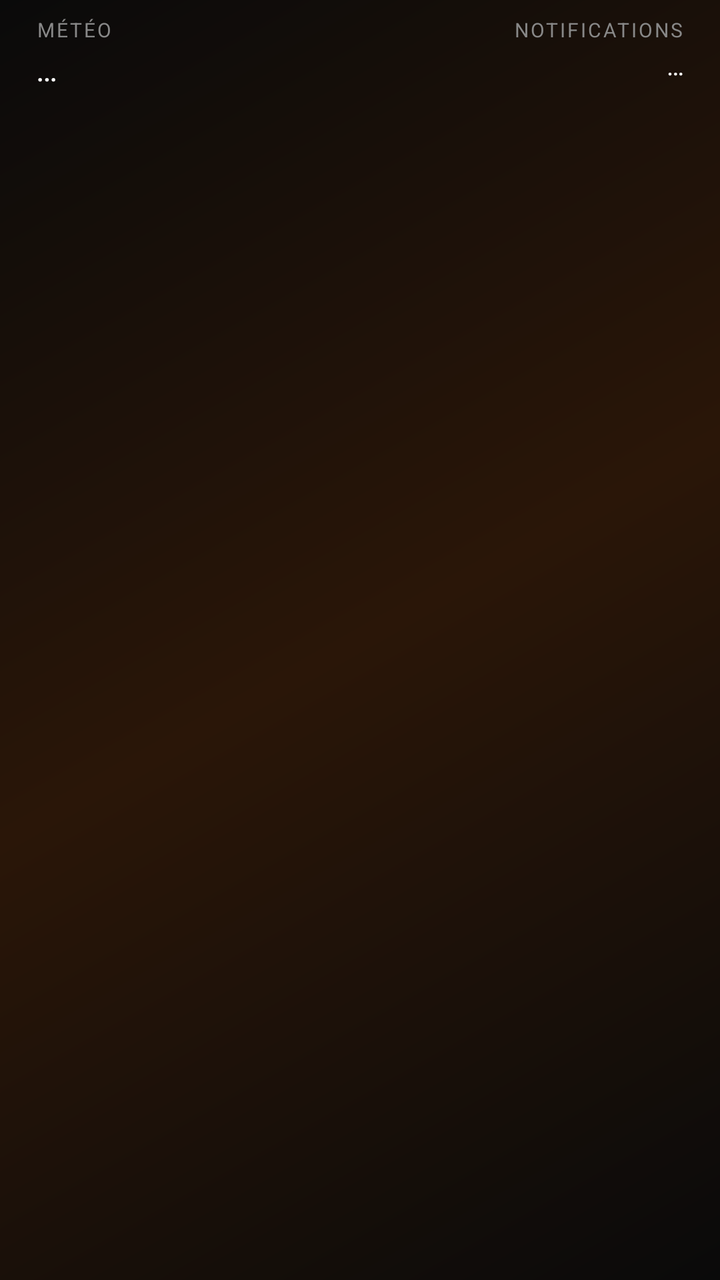
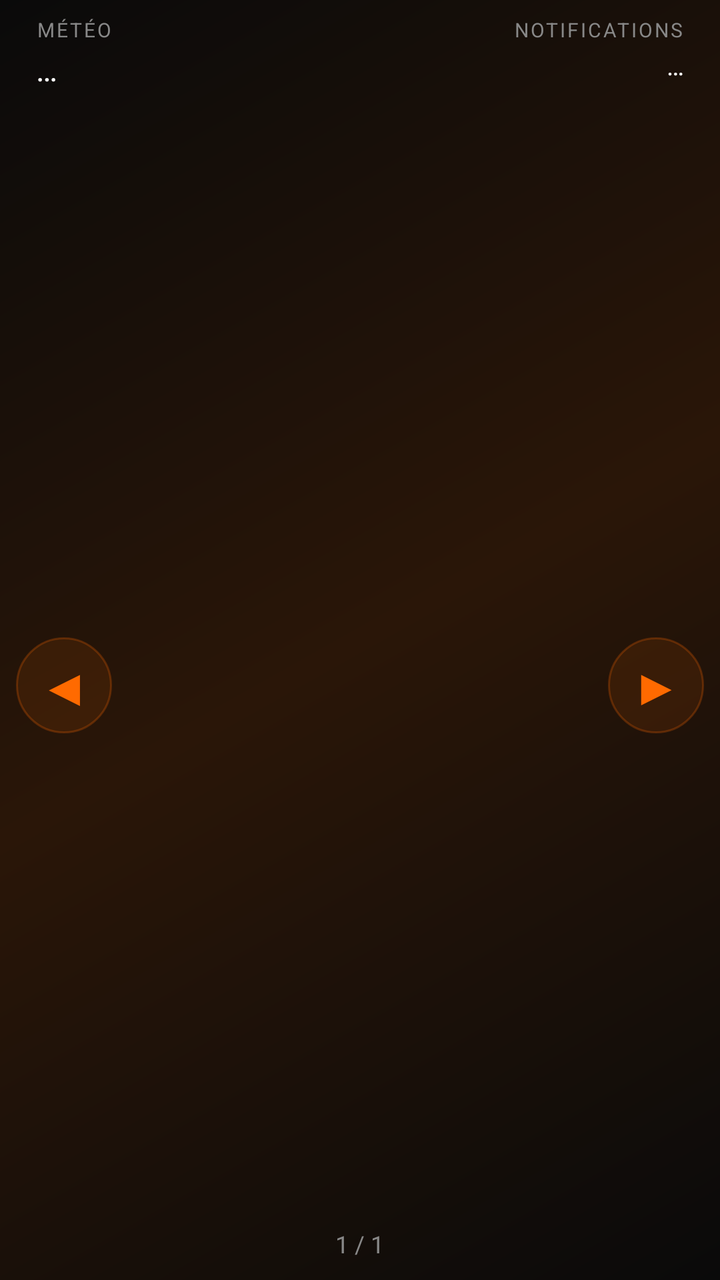

Screens rendered from an Android XML layout before and after an edit, with the pre-edit source and the edit as a unified diff.
<!-- AndroidManifest.xml: application theme Theme.LexOS -->
<!-- res/layout/page_favorites.xml -->
<?xml version="1.0" encoding="utf-8"?>
<LinearLayout xmlns:android="http://schemas.android.com/apk/res/android"
    android:layout_width="match_parent"
    android:layout_height="match_parent"
    android:orientation="vertical">

    
    <LinearLayout
        android:layout_width="match_parent"
        android:layout_height="wrap_content"
        android:orientation="horizontal"
        android:paddingStart="18dp"
        android:paddingEnd="18dp"
        android:paddingTop="8dp"
        android:baselineAligned="false">

        <LinearLayout
            android:layout_width="0dp"
            android:layout_height="wrap_content"
            android:layout_weight="1"
            android:orientation="vertical">

            <TextView
                android:layout_width="wrap_content"
                android:layout_height="wrap_content"
                android:text="MÉTÉO"
                android:textColor="@color/lexos_grey_dim"
                android:textSize="10sp"
                android:letterSpacing="0.1" />

            <TextView
                android:id="@+id/weatherText"
                android:layout_width="wrap_content"
                android:layout_height="wrap_content"
                android:layout_marginTop="2dp"
                android:text="…"
                android:textColor="@color/white"
                android:textSize="16sp" />
        </LinearLayout>

        <LinearLayout
            android:layout_width="0dp"
            android:layout_height="wrap_content"
            android:layout_weight="1"
            android:orientation="vertical"
            android:gravity="end">

            <TextView
                android:layout_width="wrap_content"
                android:layout_height="wrap_content"
                android:text="NOTIFICATIONS"
                android:textColor="@color/lexos_grey_dim"
                android:textSize="10sp"
                android:letterSpacing="0.1" />

            <TextView
                android:id="@+id/notifText"
                android:layout_width="wrap_content"
                android:layout_height="wrap_content"
                android:layout_marginTop="2dp"
                android:gravity="end"
                android:text="…"
                android:textColor="@color/white"
                android:textSize="13sp" />
        </LinearLayout>
    </LinearLayout>

    
    <androidx.viewpager2.widget.ViewPager2
        android:id="@+id/favPager"
        android:layout_width="match_parent"
        android:layout_height="0dp"
        android:layout_weight="1" />
</LinearLayout>
<!-- resources referenced by this layout -->
<resources>
  <color name="lexos_grey_dim">#888888</color>
  <color name="white">#FFFFFF</color>
  <style name="Theme.LexOS" parent="Theme.Material3.Dark.NoActionBar">
          <item name="android:windowBackground">@drawable/lexos_background</item>
          <item name="android:statusBarColor">@android:color/transparent</item>
          <item name="android:navigationBarColor">@android:color/transparent</item>
          <item name="android:windowLightStatusBar">false</item>
          <item name="colorPrimary">@color/lexos_orange</item>
          <item name="android:windowShowWallpaper">false</item>
      </style>
  <!-- drawable lexos_background (drawable) -->
  <?xml version="1.0" encoding="utf-8"?>
  <shape xmlns:android="http://schemas.android.com/apk/res/android"
      android:shape="rectangle">
      <gradient
          android:angle="135"
          android:startColor="@color/lexos_black"
          android:centerColor="@color/lexos_orange_dark"
          android:endColor="@color/lexos_black"
          android:type="linear" />
  </shape>
  <color name="lexos_orange">#FF6A00</color>
  <color name="lexos_black">#0A0A0A</color>
  <color name="lexos_orange_dark">#2A1608</color>
</resources>

<!-- the commit's change to res/layout/page_favorites.xml (unified diff, before → after) -->
@@ -66,9 +66,48 @@
     </LinearLayout>
 
     
-    <androidx.viewpager2.widget.ViewPager2
-        android:id="@+id/favPager"
+    <FrameLayout
         android:layout_width="match_parent"
         android:layout_height="0dp"
-        android:layout_weight="1" />
+        android:layout_weight="1">
+
+        <androidx.viewpager2.widget.ViewPager2
+            android:id="@+id/favPager"
+            android:layout_width="match_parent"
+            android:layout_height="match_parent" />
+
+        <TextView
+            android:id="@+id/favPrev"
+            android:layout_width="48dp"
+            android:layout_height="48dp"
+            android:layout_gravity="start|center_vertical"
+            android:layout_marginStart="8dp"
+            android:gravity="center"
+            android:text="◀"
+            android:textColor="@color/lexos_orange"
+            android:textSize="26sp"
+            android:background="@drawable/dock_circle" />
+
+        <TextView
+            android:id="@+id/favNext"
+            android:layout_width="48dp"
+            android:layout_height="48dp"
+            android:layout_gravity="end|center_vertical"
+            android:layout_marginEnd="8dp"
+            android:gravity="center"
+            android:text="▶"
+            android:textColor="@color/lexos_orange"
+            android:textSize="26sp"
+            android:background="@drawable/dock_circle" />
+
+        <TextView
+            android:id="@+id/favCounter"
+            android:layout_width="wrap_content"
+            android:layout_height="wrap_content"
+            android:layout_gravity="bottom|center_horizontal"
+            android:layout_marginBottom="10dp"
+            android:text="1 / 1"
+            android:textColor="@color/lexos_grey_dim"
+            android:textSize="12sp" />
+    </FrameLayout>
 </LinearLayout>
<!-- resource entries referenced after the edit -->
@@ -2,6 +2,13 @@
 <resources>
   <color name="lexos_grey_dim">#888888</color>
   <color name="white">#FFFFFF</color>
+  <!-- drawable dock_circle (drawable) -->
+  <?xml version="1.0" encoding="utf-8"?>
+  <shape xmlns:android="http://schemas.android.com/apk/res/android"
+      android:shape="oval">
+      <solid android:color="#1AFF6A00" />
+      <stroke android:width="1dp" android:color="#40FF6A00" />
+  </shape>
   <style name="Theme.LexOS" parent="Theme.Material3.Dark.NoActionBar">
           <item name="android:windowBackground">@drawable/lexos_background</item>
           <item name="android:statusBarColor">@android:color/transparent</item>
